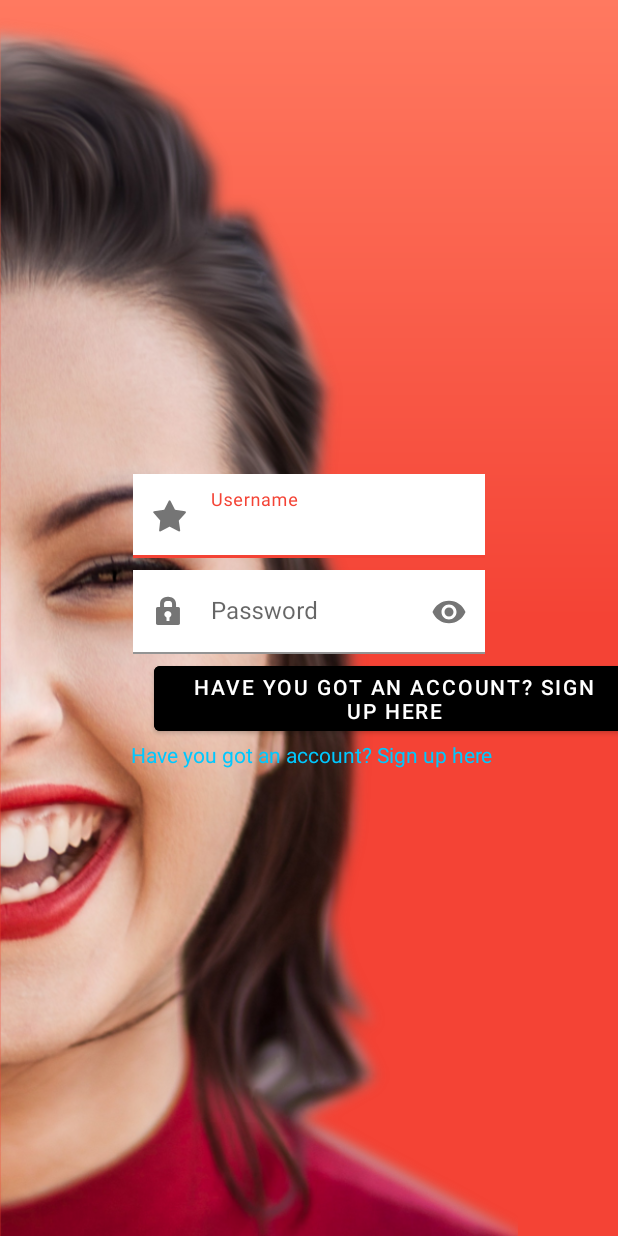
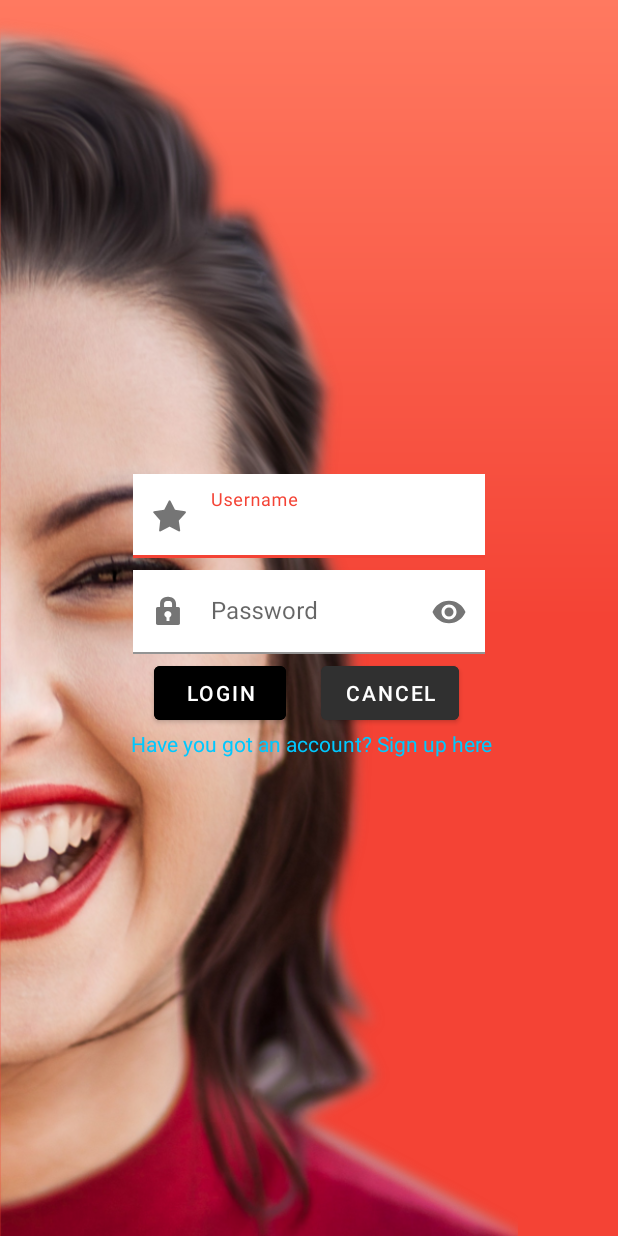
Before and after one commit to fregonaespanola/First, an Android app: the screen it shows after launch (LoginActivity), on a phone screen of 412 x 824 dp. Run offline under Robolectric (Android 15) with nearby library versions, the phone set to English and light mode, and no system bars; pictures from the network do not load; Roboto replaces fonts that are not available here.

```diff
--- a/app/src/main/res/values/strings.xml
+++ b/app/src/main/res/values/strings.xml
@@ -3,6 +3,6 @@
     <string name="username">Username</string>
     <string name="password">Password</string>
     <string name="haveusignup">Have you got an account? Sign up here</string>
-    <string name="login">Have you got an account? Sign up here</string>
+    <string name="login">LOGIN</string>
     <string name="cancel">CANCEL</string>
 </resources>
```
Also changed, not shown: 5 other files.
